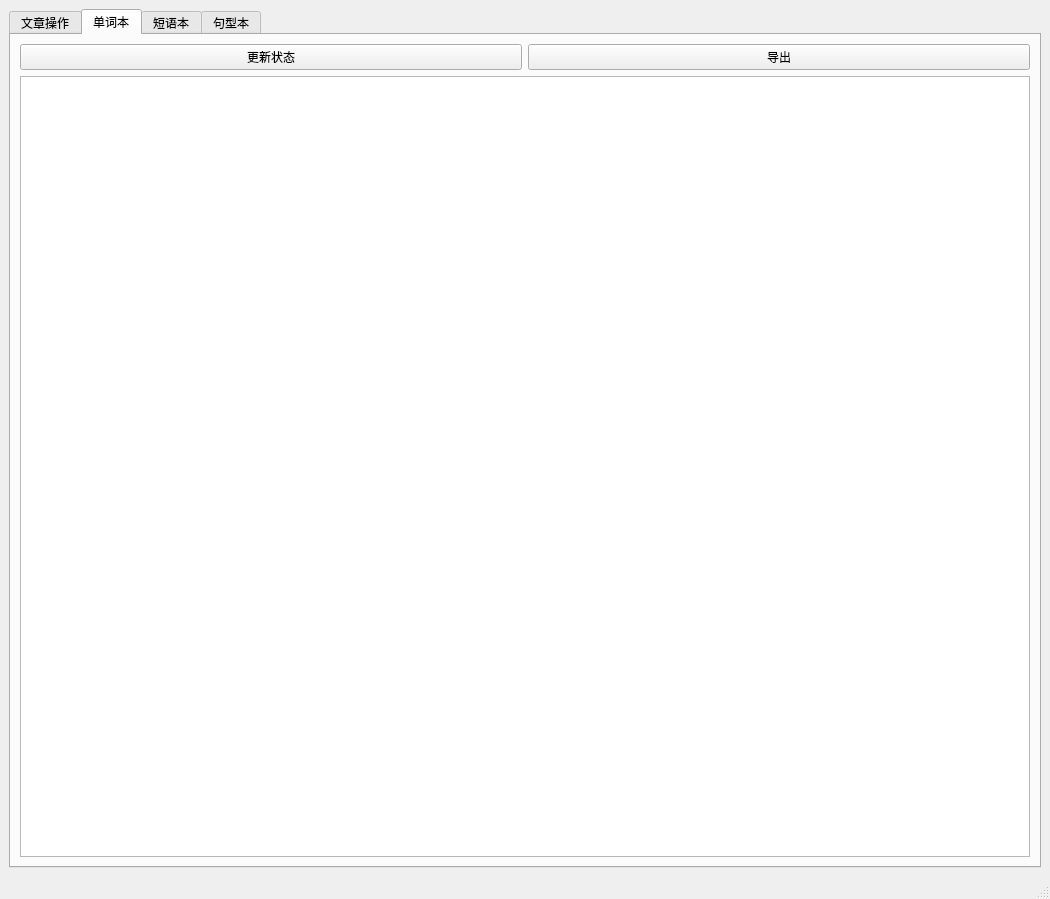
gaazau/MyEnglishIsPoor, file window/wordsbook.ui: the form before one commit.
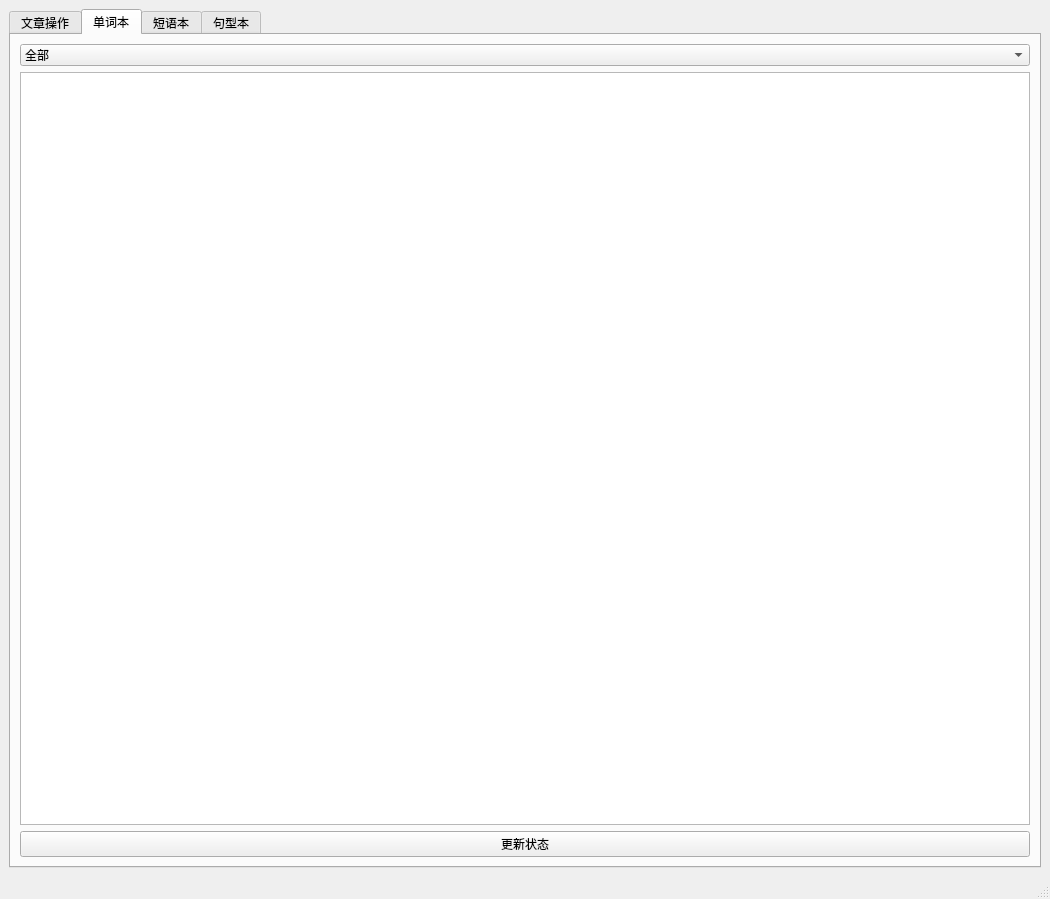
The form after the commit. The open tabs and pages were chosen to show the change.

Diff of the .ui file:
```diff
--- a/window/wordsbook.ui
+++ b/window/wordsbook.ui
@@ -126,22 +126,36 @@
        </attribute>
        <layout class="QVBoxLayout" name="verticalLayout_3">
         <item>
-         <layout class="QHBoxLayout" name="layout">
+         <layout class="QHBoxLayout" name="layout"/>
+        </item>
+        <item>
+         <widget class="QComboBox" name="cb_filter_words">
           <item>
-           <widget class="QPushButton" name="btn_words_save">
-            <property name="text">
-             <string>更新状态</string>
-            </property>
-           </widget>
+           <property name="text">
+            <string>全部</string>
+           </property>
           </item>
           <item>
-           <widget class="QPushButton" name="pushButton">
-            <property name="text">
-             <string>导出</string>
-            </property>
-           </widget>
+           <property name="text">
+            <string>仅未读</string>
+           </property>
           </item>
-         </layout>
+          <item>
+           <property name="text">
+            <string>仅已读</string>
+           </property>
+          </item>
+          <item>
+           <property name="text">
+            <string>未读+已读</string>
+           </property>
+          </item>
+          <item>
+           <property name="text">
+            <string>仅停用</string>
+           </property>
+          </item>
+         </widget>
         </item>
         <item>
          <widget class="QTableView" name="tvWords">
@@ -150,6 +164,13 @@
           </property>
          </widget>
         </item>
+        <item>
+         <widget class="QPushButton" name="btn_words_save">
+          <property name="text">
+           <string>更新状态</string>
+          </property>
+         </widget>
+        </item>
        </layout>
       </widget>
       <widget class="QWidget" name="tab_phrase">
```
Left out of the diff: 2 changed lines with no effect on the pictures.
